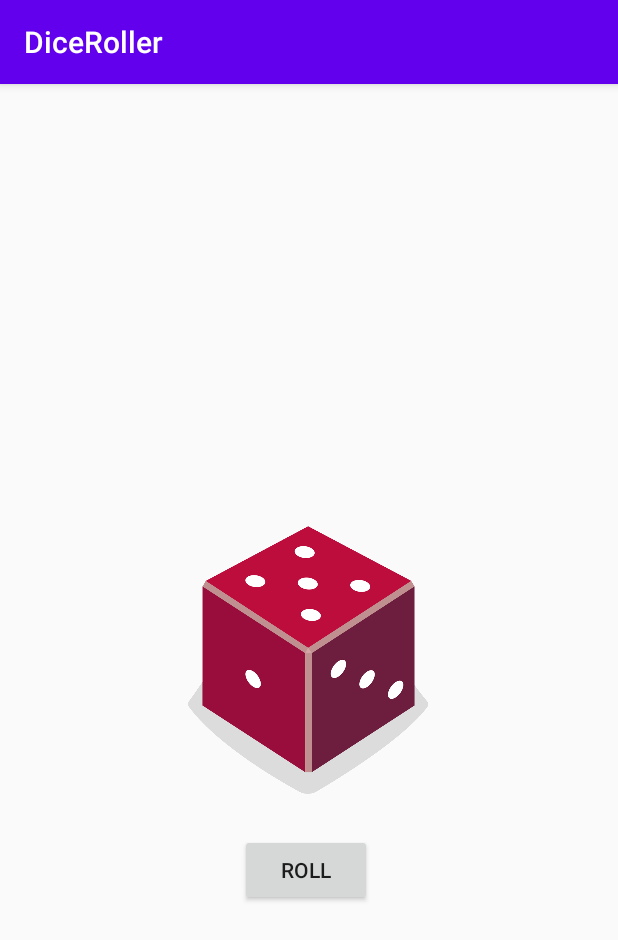
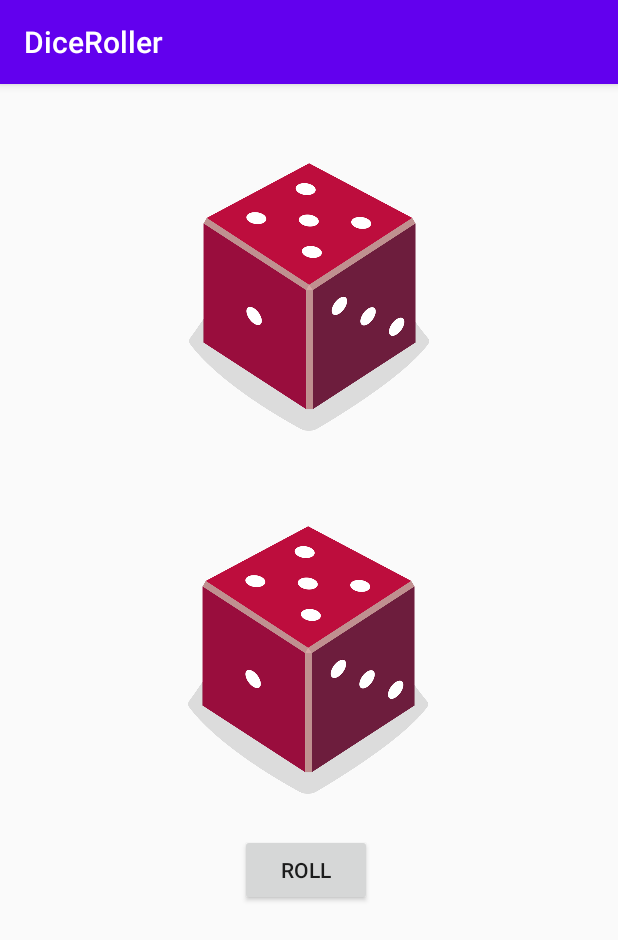
Before and after one commit to automationhacks/android-basics-dice-roller-app, an Android app: the screen it shows after launch (MainActivity), after a tap on "ROLL", on a phone screen of 412 x 824 dp. Shown: the top 940 px of the screen. Run offline under Robolectric (Android 15) with nearby library versions, the phone set to English and light mode, and no system bars.

Commit message:
Added another dice that is rolled when the user taps on roll button.

```diff
--- a/app/src/main/java/com/example/diceroller/MainActivity.kt
+++ b/app/src/main/java/com/example/diceroller/MainActivity.kt
@@ -15,19 +15,23 @@ class MainActivity : AppCompatActivity() {
 
         val rollButton: Button = findViewById(R.id.button)
         // Set a click listener on the button to roll the dice when user taps the button
-        rollButton.setOnClickListener { rollDice() }
+        rollButton.setOnClickListener {
+            rollDice(R.id.imageView)
+            rollDice(R.id.imageView2)
+        }
 
         // Do a dice roll when the app starts
-        rollDice()
+        rollDice(R.id.imageView)
+        rollDice(R.id.imageView2)
     }
 
-    private fun rollDice() {
+    private fun rollDice(imageViewId : Int) {
         // Create new Dice object with 6 sides and roll it
         val dice = Dice(6)
         val diceRoll = dice.roll()
 
         // Update the screen with the dice roll image
-        val diceImage: ImageView = findViewById(R.id.imageView)
+        val diceImage: ImageView = findViewById(imageViewId)
         val diceImageResource = getDiceImageToDisplay(diceRoll)
         diceImage.setImageResource(diceImageResource)
         // (Accessibility) Set contentDescription to the dice roll to allow screen readers
--- a/app/src/main/res/layout/activity_main.xml
+++ b/app/src/main/res/layout/activity_main.xml
@@ -28,4 +28,14 @@
         app:layout_constraintTop_toTopOf="parent"
         tools:srcCompat="@drawable/dice_1" />
 
+    <ImageView
+        android:id="@+id/imageView2"
+        android:layout_width="160dp"
+        android:layout_height="200dp"
+        app:layout_constraintBottom_toTopOf="@+id/imageView"
+        app:layout_constraintEnd_toEndOf="parent"
+        app:layout_constraintStart_toStartOf="parent"
+        app:layout_constraintTop_toTopOf="parent"
+        app:srcCompat="@drawable/dice_1" />
+
 </androidx.constraintlayout.widget.ConstraintLayout>
```
